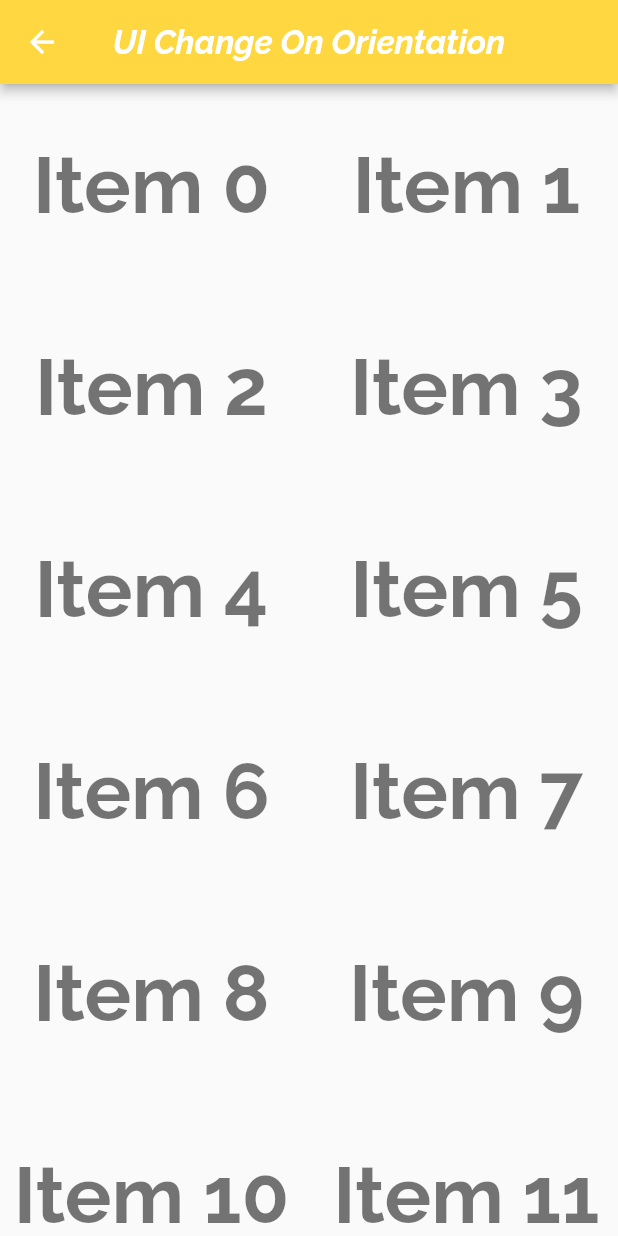
After one commit to teamkotlin/CookBookFlutter, a Flutter app: the UIChangeOrientaion screen opened directly, on a phone screen of 412 x 824 dp. The commit adds this screen. Run offline on Flutter 3.47's test engine with Material 2 defaults, Android fonts, the phone set to English and light mode, and no system bars; our stand-ins replace google_fonts.

Commit message:
design implemented

```diff
--- /dev/null
+++ b/lib/design/ui_change_orientation.dart
@@ -0,0 +1,37 @@
+import 'package:flutter/material.dart';
+
+class UIChangeOrientaion extends StatefulWidget {
+  const UIChangeOrientaion({Key? key}) : super(key: key);
+
+  @override
+  State<UIChangeOrientaion> createState() => _UIChangeOrientaionState();
+}
+
+class _UIChangeOrientaionState extends State<UIChangeOrientaion> {
+  @override
+  Widget build(BuildContext context) {
+    return Scaffold(
+      appBar: AppBar(
+        title: Text('UI Change On Orientation'),
+      ),
+      body: OrientationBuilder(
+        builder: (context, orientation) => GridView(
+          gridDelegate: SliverGridDelegateWithFixedCrossAxisCount(
+              crossAxisCount: orientation == Orientation.portrait ? 2 : 3,
+              crossAxisSpacing: 8,
+              childAspectRatio: 1.5),
+          children: [
+            ...List.generate(
+                100,
+                (index) => Center(
+                      child: Text(
+                        'Item $index',
+                        style: Theme.of(context).textTheme.displayLarge,
+                      ),
+                    )),
+          ],
+        ),
+      ),
+    );
+  }
+}
```
Also changed, not shown: lib/main.dart (+24 -4 lines), pubspec.yaml (+5 -5 lines).
